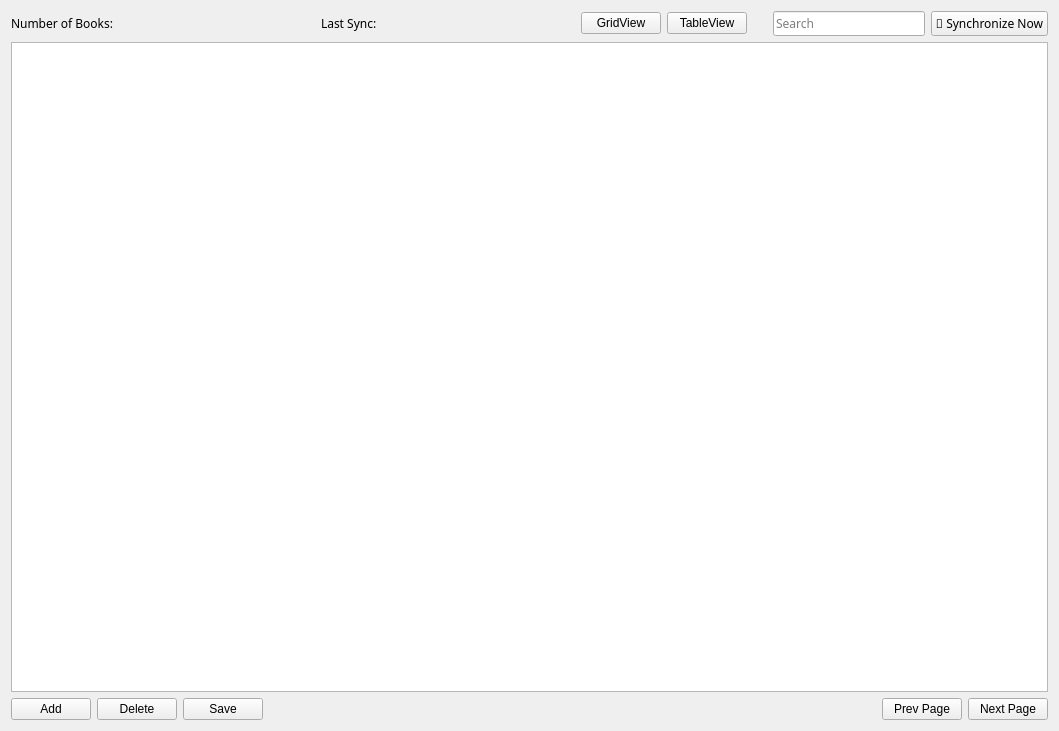
Above: src/forms/booksection.ui from yunag/QLibraryManagementSystem before the change. Below: the same form after it.
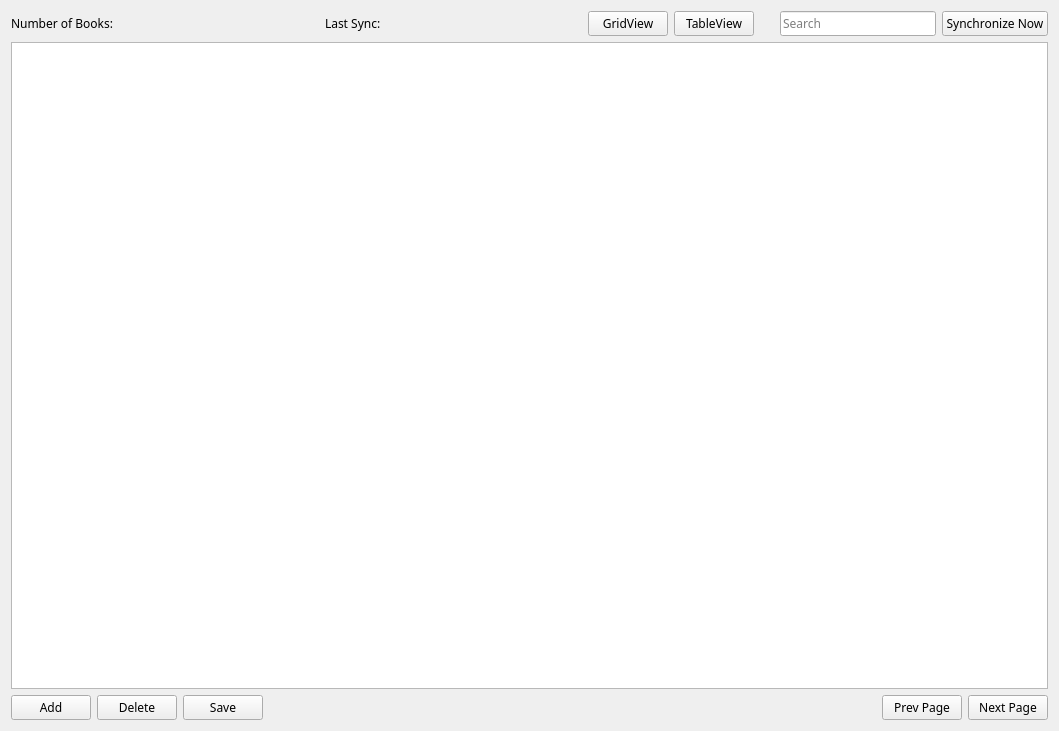
That is the form after the change. Icons and pictures are not drawn.

Diff of the .ui file:
```diff
--- a/src/forms/booksection.ui
+++ b/src/forms/booksection.ui
@@ -53,11 +53,11 @@
        </property>
        <property name="font">
         <font>
-         <family>Segoe Fluent Icons</family>
+         <family>Montserrat</family>
         </font>
        </property>
        <property name="text">
-        <string/>
+        <string>&lt;count&gt;</string>
        </property>
        <property name="textInteractionFlags">
         <set>Qt::LinksAccessibleByMouse|Qt::TextSelectableByMouse</set>
@@ -95,7 +95,7 @@
        </property>
        <property name="font">
         <font>
-         <family>Segoe Fluent Icons</family>
+         <family>Montserrat</family>
         </font>
        </property>
        <property name="text">
@@ -116,11 +116,11 @@
        </property>
        <property name="font">
         <font>
-         <family>Segoe Fluent Icons</family>
+         <family>Montserrat</family>
         </font>
        </property>
        <property name="text">
-        <string/>
+        <string>&lt;sync datetime&gt;</string>
        </property>
        <property name="textInteractionFlags">
         <set>Qt::LinksAccessibleByMouse|Qt::TextSelectableByMouse</set>
@@ -150,6 +150,11 @@
      </item>
      <item>
       <widget class="QPushButton" name="gridViewButton">
+       <property name="font">
+        <font>
+         <family>Montserrat</family>
+        </font>
+       </property>
        <property name="text">
         <string>GridView</string>
        </property>
@@ -163,6 +168,11 @@
      </item>
      <item>
       <widget class="QPushButton" name="tableViewButton">
+       <property name="font">
+        <font>
+         <family>Montserrat</family>
+        </font>
+       </property>
        <property name="text">
         <string>TableView</string>
        </property>
@@ -194,7 +204,7 @@
       <widget class="QLineEdit" name="searchLineEdit">
        <property name="font">
         <font>
-         <family>Segoe Fluent Icons</family>
+         <family>Montserrat</family>
         </font>
        </property>
        <property name="placeholderText">
@@ -215,11 +225,15 @@
        </property>
        <property name="font">
         <font>
-         <family>Segoe Fluent Icons</family>
+         <family>Montserrat</family>
         </font>
        </property>
        <property name="text">
-        <string> Synchronize Now</string>
+        <string>Synchronize Now</string>
+       </property>
+       <property name="icon">
+        <iconset resource="../../resource.qrc">
+         <normaloff>:/resources/icons/reload.svg</normaloff>:/resources/icons/reload.svg</iconset>
        </property>
       </widget>
      </item>
@@ -254,6 +268,11 @@
     <layout class="QHBoxLayout" name="horizontalLayout_2">
      <item>
       <widget class="QPushButton" name="addButton">
+       <property name="font">
+        <font>
+         <family>Montserrat</family>
+        </font>
+       </property>
        <property name="text">
         <string>Add</string>
        </property>
@@ -261,6 +280,11 @@
      </item>
      <item>
       <widget class="QPushButton" name="deleteButton">
+       <property name="font">
+        <font>
+         <family>Montserrat</family>
+        </font>
+       </property>
        <property name="text">
         <string>Delete</string>
        </property>
@@ -268,6 +292,11 @@
      </item>
      <item>
       <widget class="QPushButton" name="saveChangesButton">
+       <property name="font">
+        <font>
+         <family>Montserrat</family>
+        </font>
+       </property>
        <property name="text">
         <string>Save</string>
        </property>
@@ -288,6 +317,11 @@
      </item>
      <item>
       <widget class="QPushButton" name="prevPageButton">
+       <property name="font">
+        <font>
+         <family>Montserrat</family>
+        </font>
+       </property>
        <property name="text">
         <string>Prev Page</string>
        </property>
@@ -295,6 +329,11 @@
      </item>
      <item>
       <widget class="QPushButton" name="nextPageButton">
+       <property name="font">
+        <font>
+         <family>Montserrat</family>
+        </font>
+       </property>
        <property name="text">
         <string>Next Page</string>
        </property>
```
Left out of the diff: 8 changed lines with no effect on the pictures.
